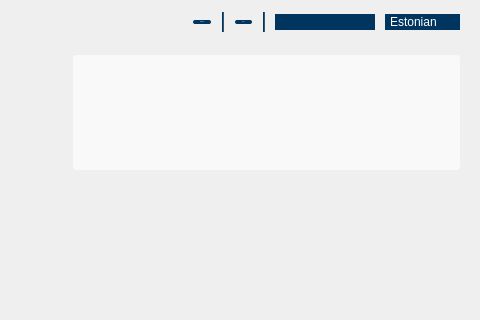
Above: qdigidoc/trunk/crypto/ui/MainWindow.ui from tixsys/esteid before the change; both pictures show x 170 to 650 and y 0 to 320 of the 650 by 540 pixel window. Below: the same form after it.
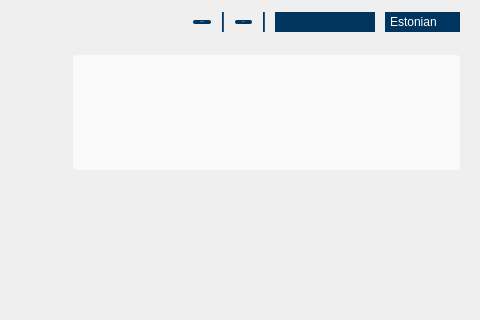
That is the form after the change. Icons and pictures are not drawn. Custom widgets are drawn as their Qt base class.

Commit message: qdigidoc: fix height under kde

```diff
--- a/qdigidoc/trunk/crypto/ui/MainWindow.ui
+++ b/qdigidoc/trunk/crypto/ui/MainWindow.ui
@@ -265,7 +265,7 @@
           <property name="minimumSize">
            <size>
             <width>100</width>
-            <height>0</height>
+            <height>20</height>
            </size>
           </property>
          </widget>
@@ -275,7 +275,7 @@
           <property name="minimumSize">
            <size>
             <width>75</width>
-            <height>0</height>
+            <height>20</height>
            </size>
           </property>
           <item>
```
The commit also changes 1 other file.
